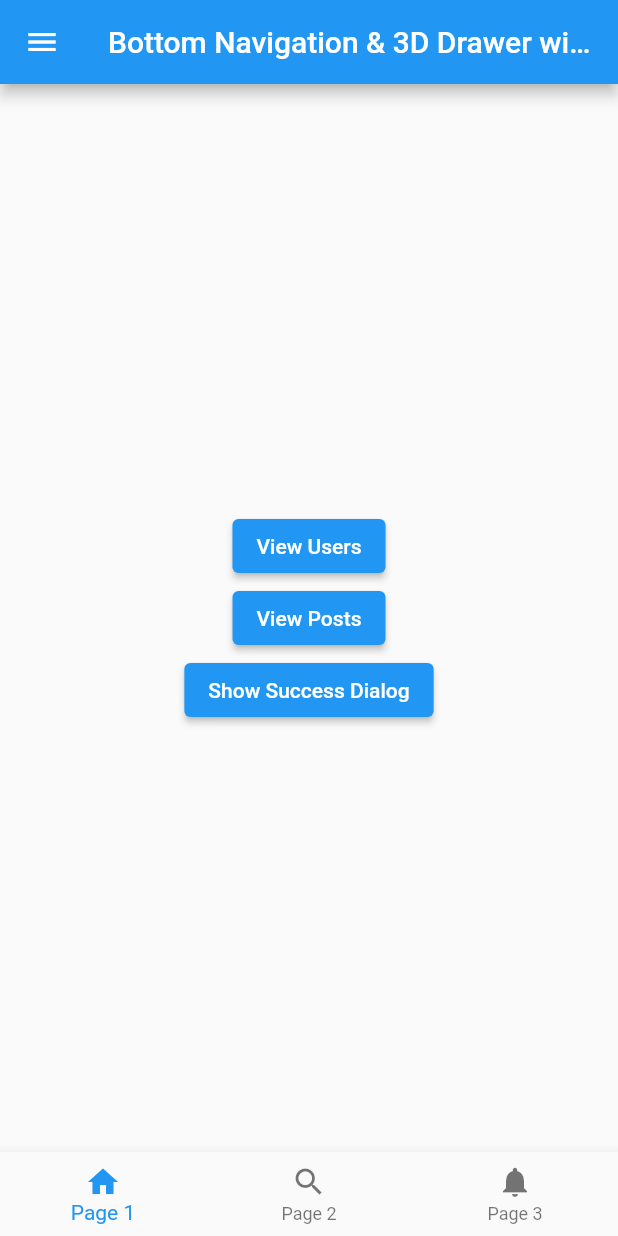
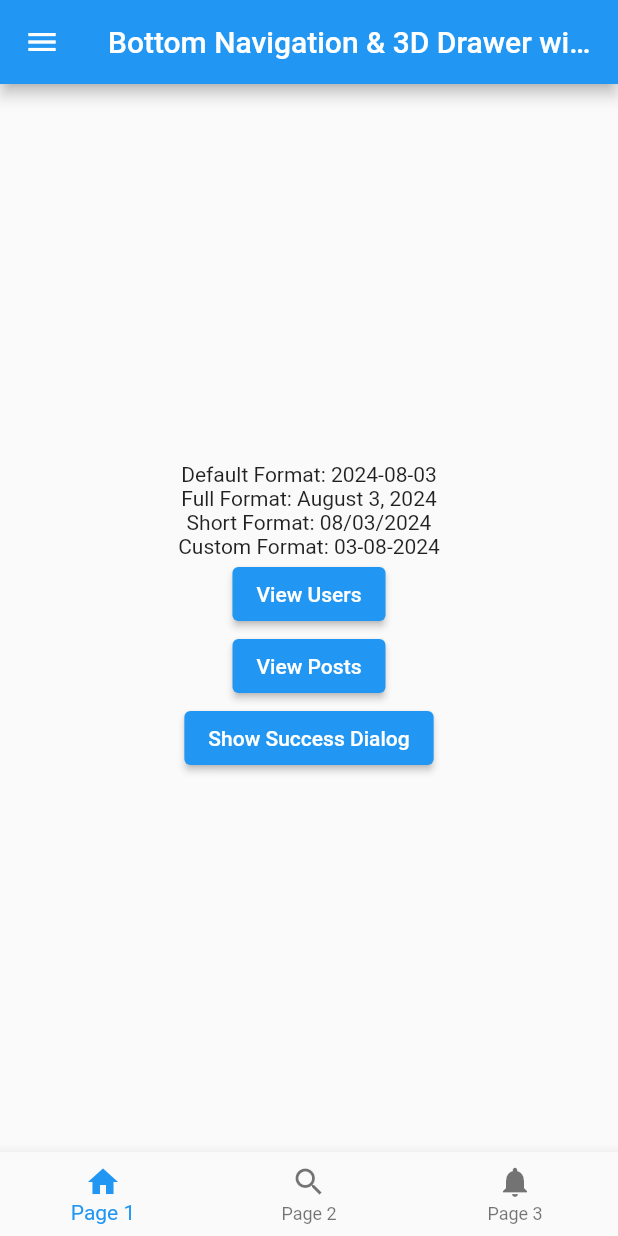
Before and after one commit to kuldeepsre/setup_project, a Flutter app: the screen it shows after launch, on a phone screen of 412 x 824 dp. Run offline on Flutter 3.47's test engine with Material 2 defaults, Android fonts, the phone set to English and light mode, and no system bars; our stand-ins replace bloc, cached_network_image, carousel_slider, equatable, flutter_bloc, geolocator and 6 more; accounts and stored records are empty.

Commit message:
date formaate add

```diff
--- a/lib/ui_design/home_page.dart
+++ b/lib/ui_design/home_page.dart
@@ -4,14 +4,20 @@ import 'package:setup_project/ui_design/post_list.dart';
 import 'package:setup_project/ui_design/user_list.dart';
 
 import '../dialog/custom_dialog.dart';
+import '../utils/date_format_utils.dart';
 
 class HomeScreen extends StatelessWidget {
   @override
   Widget build(BuildContext context) {
+    DateTime now = DateTime.now();
     return  Center(
       child: Column(
         mainAxisAlignment: MainAxisAlignment.center,
         children: <Widget>[
+          Text('Default Format: ${DateFormatUtils.formatDefault(now)}'),
+          Text('Full Format: ${DateFormatUtils.formatFull(now)}'),
+          Text('Short Format: ${DateFormatUtils.formatShort(now)}'),
+          Text('Custom Format: ${DateFormatUtils.formatCustom(now)}'),
           ElevatedButton(
             onPressed: () {
               Navigator.push(
@@ -30,10 +36,9 @@ class HomeScreen extends StatelessWidget {
             },
             child: const Text('View Posts'),
           ),
-
           ElevatedButton(
             onPressed: () {
-              showCardDialog(context);
+              showCustomSnackbar(context);
             },
             child: Text('Show Success Dialog'),
           ),
--- /dev/null
+++ b/lib/utils/date_format_utils.dart
@@ -0,0 +1,29 @@
+import 'package:intl/intl.dart';
+
+class DateFormatUtils {
+  // Define commonly used date formats
+  static final DateFormat _defaultFormat = DateFormat('yyyy-MM-dd');
+  static final DateFormat _fullDateFormat = DateFormat('MMMM d, yyyy');
+  static final DateFormat _shortDateFormat = DateFormat('MM/dd/yyyy');
+  static final DateFormat _customFormat = DateFormat('dd-MM-yyyy');
+
+  // Formats the date to 'yyyy-MM-dd'
+  static String formatDefault(DateTime date) {
+    return _defaultFormat.format(date);
+  }
+
+  // Formats the date to 'MMMM d, yyyy'
+  static String formatFull(DateTime date) {
+    return _fullDateFormat.format(date);
+  }
+
+  // Formats the date to 'MM/dd/yyyy'
+  static String formatShort(DateTime date) {
+    return _shortDateFormat.format(date);
+  }
+
+  // Formats the date to 'dd-MM-yyyy'
+  static String formatCustom(DateTime date) {
+    return _customFormat.format(date);
+  }
+}
--- a/pubspec.yaml
+++ b/pubspec.yaml
@@ -60,7 +60,7 @@ dependencies:
   geolocator: ^9.0.0
   google_maps_flutter: ^2.2.0
   permission_handler: ^11.0.1
-
+  intl: ^0.18.0
 
 dev_dependencies:
   hive_generator: ^2.0.1
```
Also changed, not shown: lib/dialog/custom_dialog.dart (+40 -8 lines), pubspec.lock.
